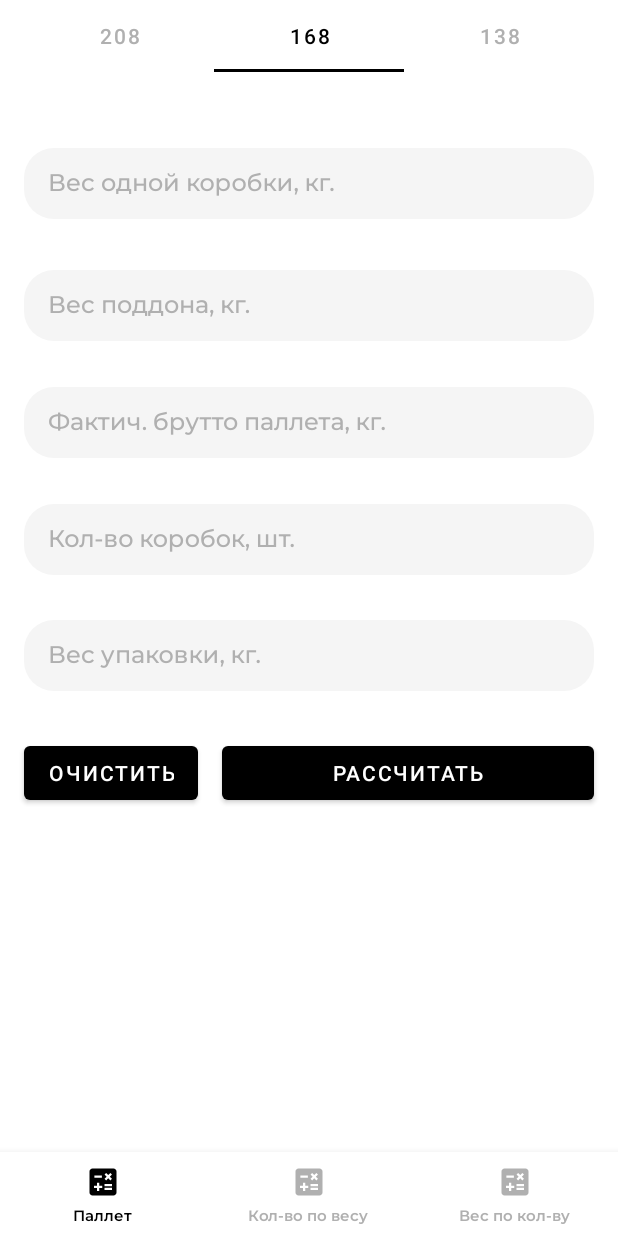
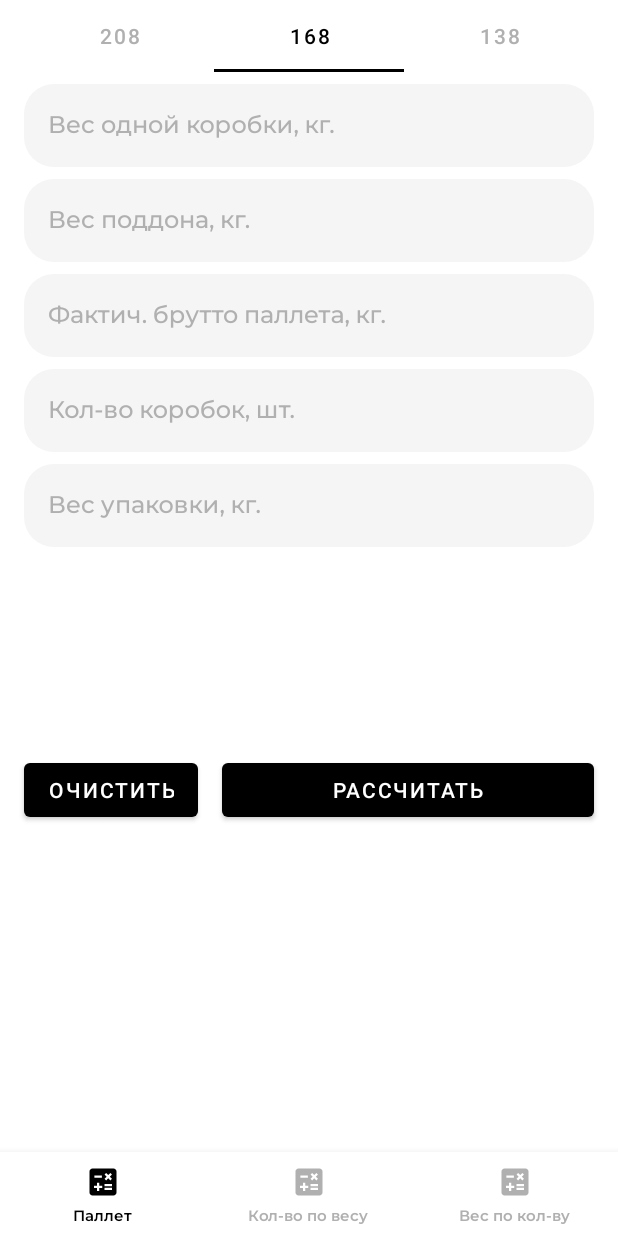
Before and after one commit to GoogelFist/PackerHelper, an Android app: the screen it shows after launch (MainActivity), tab 2 chosen, on a phone screen of 412 x 824 dp. Run offline under Robolectric (Android 15) with nearby library versions, the phone set to English and light mode, and no system bars; our stand-ins replace Dagger/Hilt's generated code, navigation-ui; 5 statements that could not run were skipped.

Commit message:
edit layouts

```diff
--- a/app/src/main/res/layout/main_pallet_fragment.xml
+++ b/app/src/main/res/layout/main_pallet_fragment.xml
@@ -10,7 +10,6 @@
             android:layout_width="match_parent"
             android:layout_height="wrap_content"
             android:layout_marginHorizontal="16dp"
-            android:layout_marginBottom="8dp"
             app:tabTextColor="@color/unchecked_item_color"
             app:tabSelectedTextColor="@color/checked_item_color"/>
 
--- a/app/src/main/res/layout/pallet_fragment_168.xml
+++ b/app/src/main/res/layout/pallet_fragment_168.xml
@@ -3,7 +3,8 @@
         xmlns:app="http://schemas.android.com/apk/res-auto"
         xmlns:tools="http://schemas.android.com/tools"
         android:layout_width="match_parent"
-        android:layout_height="match_parent">
+        android:layout_height="match_parent"
+        android:orientation="vertical">
 
     <FrameLayout
             android:id="@+id/fl_box_weight"
@@ -11,7 +12,6 @@
             android:layout_height="wrap_content"
             android:layout_marginTop="8dp"
             android:orientation="horizontal"
-            app:layout_constraintBottom_toTopOf="@id/fl_tray_weight"
             app:layout_constraintStart_toStartOf="@id/fl_tray_weight"
             app:layout_constraintTop_toTopOf="parent">
 
@@ -21,7 +21,6 @@
                 android:layout_height="wrap_content"
                 android:layout_marginHorizontal="16dp"
                 android:hint="@string/box_weight_hint"
-                android:paddingVertical="4dp"
                 app:endIconMode="clear_text">
 
             <com.google.android.material.textfield.TextInputEditText
@@ -35,7 +34,6 @@
                     android:maxLength="255"
                     android:maxLines="1"
                     android:nextFocusForward="@id/text_input_edit_text_tray_weight"
-                    android:paddingBottom="2dp"
                     android:singleLine="true" />
 
         </com.google.android.material.textfield.TextInputLayout>
@@ -46,8 +44,8 @@
             android:id="@+id/fl_tray_weight"
             android:layout_width="match_parent"
             android:layout_height="wrap_content"
+            android:layout_marginTop="8dp"
             android:orientation="horizontal"
-            app:layout_constraintBottom_toTopOf="@id/fl_gross_weight"
             app:layout_constraintStart_toStartOf="@id/fl_gross_weight"
             app:layout_constraintTop_toBottomOf="@id/fl_box_weight">
 
@@ -70,7 +68,6 @@
                     android:maxLength="255"
                     android:maxLines="1"
                     android:nextFocusForward="@id/text_input_edit_text_gross_weight"
-                    android:paddingBottom="2dp"
                     android:singleLine="true"
                     tools:text="" />
 
@@ -83,7 +80,7 @@
             android:layout_width="match_parent"
             android:layout_height="wrap_content"
             android:orientation="horizontal"
-            app:layout_constraintBottom_toTopOf="@id/fl_box_count"
+            android:layout_marginTop="8dp"
             app:layout_constraintStart_toStartOf="@id/fl_box_count"
             app:layout_constraintTop_toBottomOf="@id/fl_tray_weight">
 
@@ -106,7 +103,6 @@
                     android:maxLength="255"
                     android:maxLines="1"
                     android:nextFocusForward="@id/text_input_edit_text_box_count"
-                    android:paddingBottom="2dp"
                     android:singleLine="true"
                     tools:text="" />
 
@@ -118,8 +114,8 @@
             android:id="@+id/fl_box_count"
             android:layout_width="match_parent"
             android:layout_height="wrap_content"
+            android:layout_marginTop="8dp"
             android:orientation="horizontal"
-            app:layout_constraintBottom_toTopOf="@id/fl_package_weight"
             app:layout_constraintStart_toStartOf="@id/fl_package_weight"
             app:layout_constraintTop_toBottomOf="@id/fl_gross_weight">
 
@@ -142,7 +138,6 @@
                     android:maxLength="255"
                     android:maxLines="1"
                     android:nextFocusForward="@id/text_input_edit_text_package_weight"
-                    android:paddingBottom="2dp"
                     android:singleLine="true"
                     tools:text="" />
 
@@ -154,8 +149,9 @@
             android:id="@+id/fl_package_weight"
             android:layout_width="match_parent"
             android:layout_height="wrap_content"
+            android:layout_marginTop="8dp"
+            android:layout_marginBottom="8dp"
             android:orientation="horizontal"
-            app:layout_constraintBottom_toTopOf="@id/ll_buttons"
             app:layout_constraintStart_toStartOf="parent"
             app:layout_constraintTop_toBottomOf="@id/fl_box_count">
 
@@ -178,7 +174,6 @@
                     android:lines="1"
                     android:maxLength="255"
                     android:maxLines="1"
-                    android:paddingBottom="2dp"
                     android:singleLine="true"
                     tools:text="" />
 
@@ -191,7 +186,7 @@
             android:layout_width="wrap_content"
             android:layout_height="wrap_content"
             android:orientation="horizontal"
-            app:layout_constraintGuide_percent="0.6" />
+            app:layout_constraintGuide_percent="0.62" />
 
     <androidx.appcompat.widget.LinearLayoutCompat
             android:id="@+id/ll_buttons"
--- a/app/src/main/res/layout/pieces_counting_fragment.xml
+++ b/app/src/main/res/layout/pieces_counting_fragment.xml
@@ -3,13 +3,14 @@
         xmlns:app="http://schemas.android.com/apk/res-auto"
         android:layout_width="match_parent"
         android:layout_height="match_parent"
+        android:paddingTop="48dp"
         android:orientation="vertical">
 
     <FrameLayout
             android:id="@+id/fl_box_weight"
             android:layout_width="match_parent"
             android:layout_height="wrap_content"
-            android:layout_marginTop="16dp"
+            android:layout_marginTop="8dp"
             android:focusable="true"
             android:focusableInTouchMode="true"
             android:orientation="horizontal"
@@ -80,7 +81,7 @@
             android:layout_width="wrap_content"
             android:layout_height="wrap_content"
             android:orientation="horizontal"
-            app:layout_constraintGuide_percent="0.64" />
+            app:layout_constraintGuide_percent="0.62" />
 
     <androidx.appcompat.widget.LinearLayoutCompat
             android:id="@+id/ll_buttons"
--- a/app/src/main/res/layout/weight_counting_fragment.xml
+++ b/app/src/main/res/layout/weight_counting_fragment.xml
@@ -3,13 +3,14 @@
         xmlns:app="http://schemas.android.com/apk/res-auto"
         android:layout_width="match_parent"
         android:layout_height="match_parent"
+        android:paddingTop="48dp"
         android:orientation="vertical">
 
     <FrameLayout
             android:id="@+id/fl_box_pieces"
             android:layout_width="match_parent"
             android:layout_height="wrap_content"
-            android:layout_marginTop="16dp"
+            android:layout_marginTop="8dp"
             android:focusable="true"
             android:focusableInTouchMode="true"
             android:orientation="horizontal"
@@ -79,7 +80,7 @@
             android:layout_width="wrap_content"
             android:layout_height="wrap_content"
             android:orientation="horizontal"
-            app:layout_constraintGuide_percent="0.64" />
+            app:layout_constraintGuide_percent="0.62" />
 
     <androidx.appcompat.widget.LinearLayoutCompat
             android:id="@+id/ll_buttons"
```
Also changed, not shown: app/src/main/res/layout/pallet_fragment_138.xml (+6 -11 lines), app/src/main/res/layout/pallet_fragment_208.xml (+6 -11 lines).
